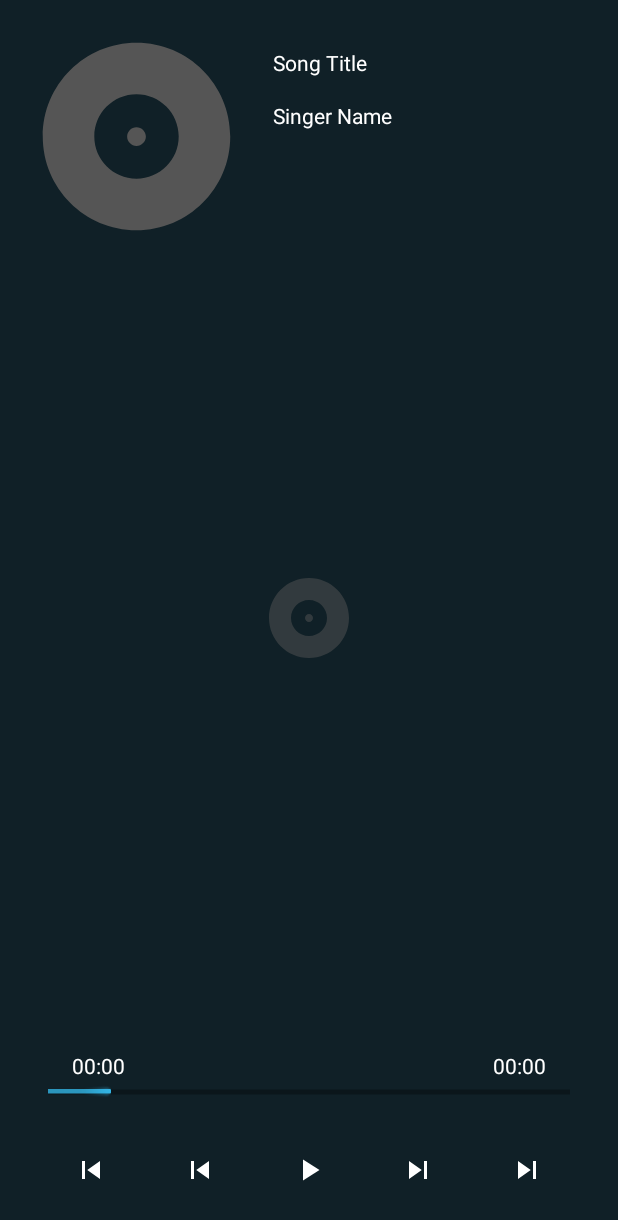
After one commit to oprotsenko/IntelliAuto, an Android app: the layout fragment_now_playing.xml on its own in the app's theme, with its tools: preview values and no code run, on a phone screen of 412 x 824 dp. The commit adds this screen. Shown: the top 1220 px of the screen. Run offline under Robolectric (Android 15) with nearby library versions, the phone set to English and light mode, and no system bars.

Commit message:
JKBC-3 : added MediaItemClickListener,  added nowPlaying fragment for the media item, added medialisting fragment

```diff
--- a/intelli-auto-hmi/build.gradle
+++ b/intelli-auto-hmi/build.gradle
@@ -1,6 +1,5 @@
 // Top-level build file where you can add configuration options common to all sub-projects/modules.
 buildscript {
-    ext.nav_version = "2.3.5"
     ext.kotlin_version = "1.6.10"
     repositories {
         google()
@@ -9,7 +8,6 @@ buildscript {
     dependencies {
         classpath "com.android.tools.build:gradle:7.0.4"
         classpath("org.jetbrains.kotlin:kotlin-gradle-plugin:$kotlin_version")
-        classpath("androidx.navigation:navigation-safe-args-gradle-plugin:$nav_version")
 
         // NOTE: Do not place your application dependencies here; they belong
         // in the individual module build.gradle files
--- a/intelli-auto-hmi/launcher_app/build.gradle
+++ b/intelli-auto-hmi/launcher_app/build.gradle
@@ -1,7 +1,6 @@
 plugins {
     id 'com.android.application'
     id 'kotlin-android'
-    id("androidx.navigation.safeargs.kotlin")
 }
 
 android {
@@ -52,11 +51,6 @@ dependencies {
     implementation "org.jetbrains.kotlin:kotlin-stdlib:$kotlin_version"
     implementation 'androidx.legacy:legacy-support-v4:1.0.0'
 
-    // Navigation
-    implementation("androidx.navigation:navigation-fragment-ktx:$nav_version")
-    implementation("androidx.navigation:navigation-ui-ktx:$nav_version")
-    implementation("androidx.navigation:navigation-dynamic-features-fragment:$nav_version")
-
     // ViewPager
     implementation("androidx.viewpager2:viewpager2:1.0.0")
 }
--- /dev/null
+++ b/intelli-auto-hmi/media_player/src/main/java/com/automotive/bootcamp/mediaplayer/presentation/MediaItemClickListener.kt
@@ -0,0 +1,5 @@
+package com.automotive.bootcamp.mediaplayer.presentation
+
+interface MediaItemClickListener {
+    fun onMediaClickListener(position:Int)
+}
--- a/intelli-auto-hmi/media_player/src/main/java/com/automotive/bootcamp/mediaplayer/presentation/MediaPlayerViewModel.kt
+++ b/intelli-auto-hmi/media_player/src/main/java/com/automotive/bootcamp/mediaplayer/presentation/MediaPlayerListingViewModel.kt
@@ -7,7 +7,7 @@ import com.automotive.bootcamp.mediaplayer.presentation.data.MediaAlbum
 import com.automotive.bootcamp.mediaplayer.presentation.domain.useCases.GetLocalMusic
 import kotlinx.coroutines.launch
 
-class MediaPlayerViewModel(private val getLocalMusic: GetLocalMusic) : ViewModel() {
+class MediaPlayerListingViewModel(private val getLocalMusic: GetLocalMusic) : ViewModel() {
     val albumsListData by lazy { MutableLiveData<List<MediaAlbum>>() }
 
     init {
--- a/intelli-auto-hmi/media_player/src/main/java/com/automotive/bootcamp/mediaplayer/presentation/di/Modules.kt
+++ b/intelli-auto-hmi/media_player/src/main/java/com/automotive/bootcamp/mediaplayer/presentation/di/Modules.kt
@@ -1,6 +1,6 @@
 package com.automotive.bootcamp.mediaplayer.presentation.di
 
-import com.automotive.bootcamp.mediaplayer.presentation.MediaPlayerViewModel
+import com.automotive.bootcamp.mediaplayer.presentation.MediaPlayerListingViewModel
 import com.automotive.bootcamp.mediaplayer.presentation.data.MediaRepository
 import com.automotive.bootcamp.mediaplayer.presentation.data.storage.LocalData
 import com.automotive.bootcamp.mediaplayer.presentation.data.storage.LocalDataSource
@@ -11,7 +11,7 @@ import org.koin.dsl.module
 
 val appModule = module {
     viewModel {
-        MediaPlayerViewModel(get())
+        MediaPlayerListingViewModel(get())
     }
     single {
         GetLocalMusic(get())
--- /dev/null
+++ b/intelli-auto-hmi/media_player/src/main/res/layout/fragment_now_playing.xml
@@ -0,0 +1,157 @@
+<?xml version="1.0" encoding="utf-8"?>
+<androidx.constraintlayout.widget.ConstraintLayout
+    xmlns:android="http://schemas.android.com/apk/res/android"
+    xmlns:app="http://schemas.android.com/apk/res-auto"
+    xmlns:tools="http://schemas.android.com/tools"
+    android:layout_width="match_parent"
+    android:layout_height="match_parent"
+    android:clickable="true"
+    android:background="?android:attr/colorPrimary">
+
+    <androidx.appcompat.widget.AppCompatImageView
+        android:id="@+id/ivNowPlayingBackground"
+        android:layout_width="match_parent"
+        android:layout_height="match_parent"
+        android:src="@drawable/ic_album"
+        android:scaleType="center"
+        android:alpha=".5"
+        app:layout_constraintStart_toStartOf="parent"
+        app:layout_constraintTop_toTopOf="parent" />
+
+    <androidx.appcompat.widget.AppCompatImageView
+        android:id="@+id/ivNowPlayingAlbumArt"
+        android:layout_width="@dimen/media_item_art"
+        android:layout_height="@dimen/media_item_art"
+        android:layout_marginStart="@dimen/margin"
+        android:layout_marginTop="@dimen/margin"
+        android:src="@drawable/ic_album"
+        app:layout_constraintStart_toStartOf="parent"
+        app:layout_constraintTop_toTopOf="parent" />
+
+    <androidx.appcompat.widget.AppCompatTextView
+        android:id="@+id/tvNowPlayingSongTitle"
+        android:layout_width="wrap_content"
+        android:layout_height="wrap_content"
+        android:layout_marginStart="@dimen/padding"
+        android:layout_marginTop="@dimen/padding"
+        android:text="Song Title"
+        app:layout_constraintStart_toEndOf="@+id/ivNowPlayingAlbumArt"
+        app:layout_constraintTop_toTopOf="@+id/ivNowPlayingAlbumArt" />
+
+    <androidx.appcompat.widget.AppCompatTextView
+        android:id="@+id/tvNowPlayingSingerName"
+        android:layout_width="wrap_content"
+        android:layout_height="wrap_content"
+        android:layout_marginTop="@dimen/padding"
+        android:text="Singer Name"
+        app:layout_constraintStart_toStartOf="@+id/tvNowPlayingSongTitle"
+        app:layout_constraintTop_toBottomOf="@+id/tvNowPlayingSongTitle" />
+
+    <androidx.constraintlayout.widget.ConstraintLayout
+        android:layout_width="match_parent"
+        android:layout_height="wrap_content"
+        android:background="@android:color/transparent"
+        android:padding="@dimen/padding"
+        app:layout_constraintBottom_toBottomOf="parent"
+        app:layout_constraintEnd_toEndOf="parent"
+        app:layout_constraintStart_toStartOf="parent">
+
+        <androidx.appcompat.widget.AppCompatTextView
+            android:id="@+id/tvNowPlayingPlayedTime"
+            android:layout_width="wrap_content"
+            android:layout_height="wrap_content"
+            android:layout_marginStart="@dimen/margin"
+            android:text="00:00"
+            app:layout_constraintBottom_toTopOf="@+id/pbNowPlayingProgress"
+            app:layout_constraintStart_toStartOf="@+id/pbNowPlayingProgress"
+            app:layout_constraintTop_toTopOf="parent" />
+
+        <androidx.appcompat.widget.AppCompatTextView
+            android:id="@+id/tvNowPlayingSongDuration"
+            android:layout_width="wrap_content"
+            android:layout_height="wrap_content"
+            android:layout_marginEnd="@dimen/margin"
+            android:text="00:00"
+            app:layout_constraintBottom_toTopOf="@+id/pbNowPlayingProgress"
+            app:layout_constraintEnd_toEndOf="@+id/pbNowPlayingProgress"
+            app:layout_constraintTop_toTopOf="parent" />
+
+        <ProgressBar
+            android:id="@+id/pbNowPlayingProgress"
+            style="@android:style/Widget.Holo.Light.ProgressBar.Horizontal"
+            android:layout_width="match_parent"
+            android:layout_height="wrap_content"
+            android:layout_marginStart="@dimen/padding"
+            android:layout_marginEnd="@dimen/padding"
+            android:layout_marginBottom="@dimen/margin"
+            android:progress="12"
+            app:layout_constraintBottom_toTopOf="@id/ibNowPlayingPlayPause"
+            app:layout_constraintEnd_toEndOf="parent"
+            app:layout_constraintStart_toStartOf="parent" />
+
+        <androidx.appcompat.widget.AppCompatImageButton
+            android:id="@+id/ibNowPlayingShuffle"
+            android:layout_width="wrap_content"
+            android:layout_height="wrap_content"
+            android:backgroundTint="@android:color/transparent"
+            android:padding="@dimen/padding"
+            android:src="@drawable/ic_previous"
+            app:layout_constraintBottom_toBottomOf="parent"
+            app:layout_constraintEnd_toStartOf="@+id/ibNowPlayingPrevious"
+            app:layout_constraintHorizontal_bias="0.5"
+            app:layout_constraintStart_toStartOf="parent"/>
+
+        <androidx.appcompat.widget.AppCompatImageButton
+            android:id="@+id/ibNowPlayingPrevious"
+            android:layout_width="wrap_content"
+            android:layout_height="wrap_content"
+            android:backgroundTint="@android:color/transparent"
+            android:padding="@dimen/padding"
+            android:src="@drawable/ic_previous"
+            app:layout_constraintBottom_toBottomOf="@+id/ibNowPlayingShuffle"
+            app:layout_constraintEnd_toStartOf="@+id/ibNowPlayingPlayPause"
+            app:layout_constraintHorizontal_bias="0.5"
+            app:layout_constraintStart_toEndOf="@+id/ibNowPlayingShuffle"
+            app:layout_constraintTop_toTopOf="@+id/ibNowPlayingShuffle" />
+
+        <androidx.appcompat.widget.AppCompatImageButton
+            android:id="@+id/ibNowPlayingPlayPause"
+            android:layout_width="wrap_content"
+            android:layout_height="wrap_content"
+            android:backgroundTint="@android:color/transparent"
+            android:padding="@dimen/padding"
+            android:src="@drawable/ic_play"
+            app:layout_constraintBottom_toBottomOf="@+id/ibNowPlayingPrevious"
+            app:layout_constraintEnd_toStartOf="@+id/ibNowPlayingNext"
+            app:layout_constraintHorizontal_bias="0.5"
+            app:layout_constraintStart_toEndOf="@+id/ibNowPlayingPrevious"
+            app:layout_constraintTop_toTopOf="@+id/ibNowPlayingPrevious" />
+
+        <androidx.appcompat.widget.AppCompatImageButton
+            android:id="@+id/ibNowPlayingNext"
+            android:layout_width="wrap_content"
+            android:layout_height="wrap_content"
+            android:backgroundTint="@android:color/transparent"
+            android:padding="@dimen/padding"
+            android:src="@drawable/ic_next"
+            app:layout_constraintBottom_toBottomOf="@+id/ibNowPlayingPlayPause"
+            app:layout_constraintEnd_toStartOf="@+id/ibNowPlayingRepeat"
+            app:layout_constraintHorizontal_bias="0.5"
+            app:layout_constraintStart_toEndOf="@+id/ibNowPlayingPlayPause"
+            app:layout_constraintTop_toTopOf="@+id/ibNowPlayingPlayPause" />
+
+        <androidx.appcompat.widget.AppCompatImageButton
+            android:id="@+id/ibNowPlayingRepeat"
+            android:layout_width="wrap_content"
+            android:layout_height="wrap_content"
+            android:backgroundTint="@android:color/transparent"
+            android:padding="@dimen/padding"
+            android:src="@drawable/ic_next"
+            app:layout_constraintBottom_toBottomOf="@+id/ibNowPlayingNext"
+            app:layout_constraintEnd_toEndOf="parent"
+            app:layout_constraintHorizontal_bias="0.5"
+            app:layout_constraintStart_toEndOf="@+id/ibNowPlayingNext"
+            app:layout_constraintTop_toTopOf="@+id/ibNowPlayingNext" />
+    </androidx.constraintlayout.widget.ConstraintLayout>
+
+</androidx.constraintlayout.widget.ConstraintLayout>
--- a/intelli-auto-hmi/media_player/src/main/res/values/dimens.xml
+++ b/intelli-auto-hmi/media_player/src/main/res/values/dimens.xml
@@ -2,4 +2,5 @@
 <resources>
     <dimen name="media_item_art">150dp</dimen>
     <dimen name="padding">8dp</dimen>
+    <dimen name="margin">16dp</dimen>
 </resources>
```
Also changed, not shown: intelli-auto-hmi/media_player/src/main/java/com/automotive/bootcamp/mediaplayer/presentation/MediaPlayerFragment.kt (+1 -28 lines), intelli-auto-hmi/media_player/src/main/java/com/automotive/bootcamp/mediaplayer/presentation/MediaPlayerListingFragment.kt (added, +52 -0 lines), intelli-auto-hmi/media_player/src/main/java/com/automotive/bootcamp/mediaplayer/presentation/MediaPlayerRecyclerViewAdapter.kt (+5 -4 lines), intelli-auto-hmi/media_player/src/main/java/com/automotive/bootcamp/mediaplayer/presentation/MediaServiceControlPanelFragment.kt (+13 -0 lines), intelli-auto-hmi/media_player/src/main/java/com/automotive/bootcamp/mediaplayer/presentation/NowPlayingFragment.kt (added, +28 -0 lines), intelli-auto-hmi/media_player/src/main/res/layout/fragment_media_player.xml (+6 -10 lines), intelli-auto-hmi/media_player/src/main/res/layout/fragment_media_player_listing.xml (added, +19 -0 lines), intelli-auto-hmi/media_player/src/main/res/layout/fragment_media_service_control_panel.xml (+11 -11 lines).
